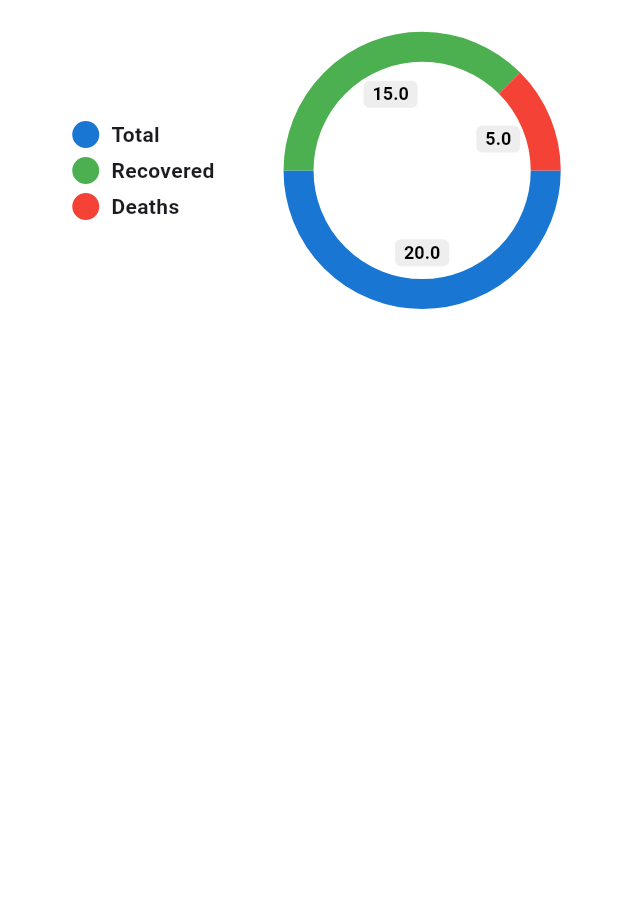
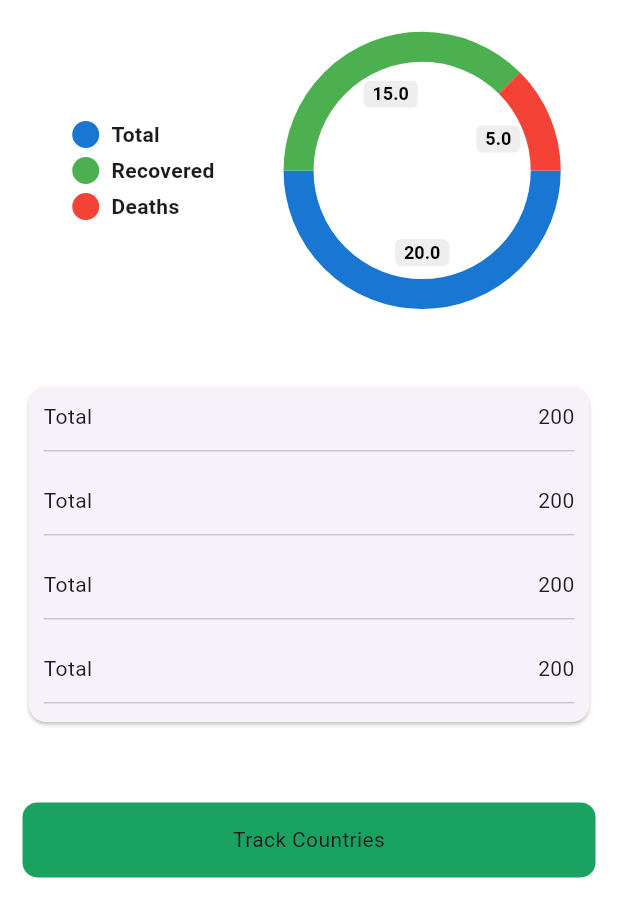
Before and after one commit to HamzaIqbalMughal/flutter_practice_covid_tracker_app, a Flutter app: the screen it shows after launch, on a phone screen of 412 x 824 dp. Shown: the top 917 px of the screen. Run offline on Flutter 3.47's test engine with Material 2 defaults, Android fonts, the light colour scheme and no system bars; drawn by our look-alikes of pie_chart.

Commit message:
added paiChart and WorldStateScreen UI is completed

```diff
--- a/lib/views/world_states.dart
+++ b/lib/views/world_states.dart
@@ -10,8 +10,8 @@ class WorldStatesScreen extends StatefulWidget {
   State<WorldStatesScreen> createState() => _WorldStatesScreenState();
 }
 
-class _WorldStatesScreenState extends State<WorldStatesScreen> with TickerProviderStateMixin {
-
+class _WorldStatesScreenState extends State<WorldStatesScreen>
+    with TickerProviderStateMixin {
   late final AnimationController _controller = AnimationController(
     duration: Duration(seconds: 3),
     vsync: this,
@@ -39,16 +39,16 @@ class _WorldStatesScreenState extends State<WorldStatesScreen> with TickerProvid
         padding: const EdgeInsets.all(15),
         child: Column(
           children: [
-                SizedBox(height: MediaQuery.of(context).size.height * .01,),
+            SizedBox(
+              height: MediaQuery.of(context).size.height * .01,
+            ),
             PieChart(
               dataMap: {
                 "Total": 20,
                 "Recovered": 15,
                 "Deaths": 5,
               },
-
               chartRadius: MediaQuery.of(context).size.width * 0.4,
-
               legendOptions: const LegendOptions(
                 legendPosition: LegendPosition.left,
               ),
@@ -56,9 +56,71 @@ class _WorldStatesScreenState extends State<WorldStatesScreen> with TickerProvid
               chartType: ChartType.ring,
               colorList: colorList,
             ),
+            Padding(
+              padding: EdgeInsets.symmetric(
+                  vertical: MediaQuery.of(context).size.height * 0.06),
+              child: Card(
+                child: Column(
+                  children: [
+                    ReuseableRow(
+                      title: 'Total',
+                      value: '200',
+                    ),
+                    ReuseableRow(
+                      title: 'Total',
+                      value: '200',
+                    ),
+                    ReuseableRow(
+                      title: 'Total',
+                      value: '200',
+                    ),
+                    ReuseableRow(
+                      title: 'Total',
+                      value: '200',
+                    ),
                   ],
                 ),
+              ),
+            ),
+            Container(
+              height: 50,
+              decoration: BoxDecoration(
+                color: const Color(0xff1aa260),
+                borderRadius: BorderRadius.circular(10),
+              ),
+              child: Center(
+                child: Text('Track Countries'),
+              ),
             )
+          ],
+        ),
+      )),
+    );
+  }
+}
+
+class ReuseableRow extends StatelessWidget {
+  final String title, value;
+  const ReuseableRow({required this.title, required this.value, super.key});
+
+  @override
+  Widget build(BuildContext context) {
+    return Padding(
+      padding: const EdgeInsets.only(left: 10, right: 10, top: 10, bottom: 5),
+      child: Column(
+        children: [
+          Row(
+            mainAxisAlignment: MainAxisAlignment.spaceBetween,
+            children: [
+              Text(title),
+              Text(value),
+            ],
+          ),
+          SizedBox(
+            height: 5,
+          ),
+          Divider(),
+        ],
       ),
     );
   }
```
Lines whose indentation alone changed are shown as unchanged.
